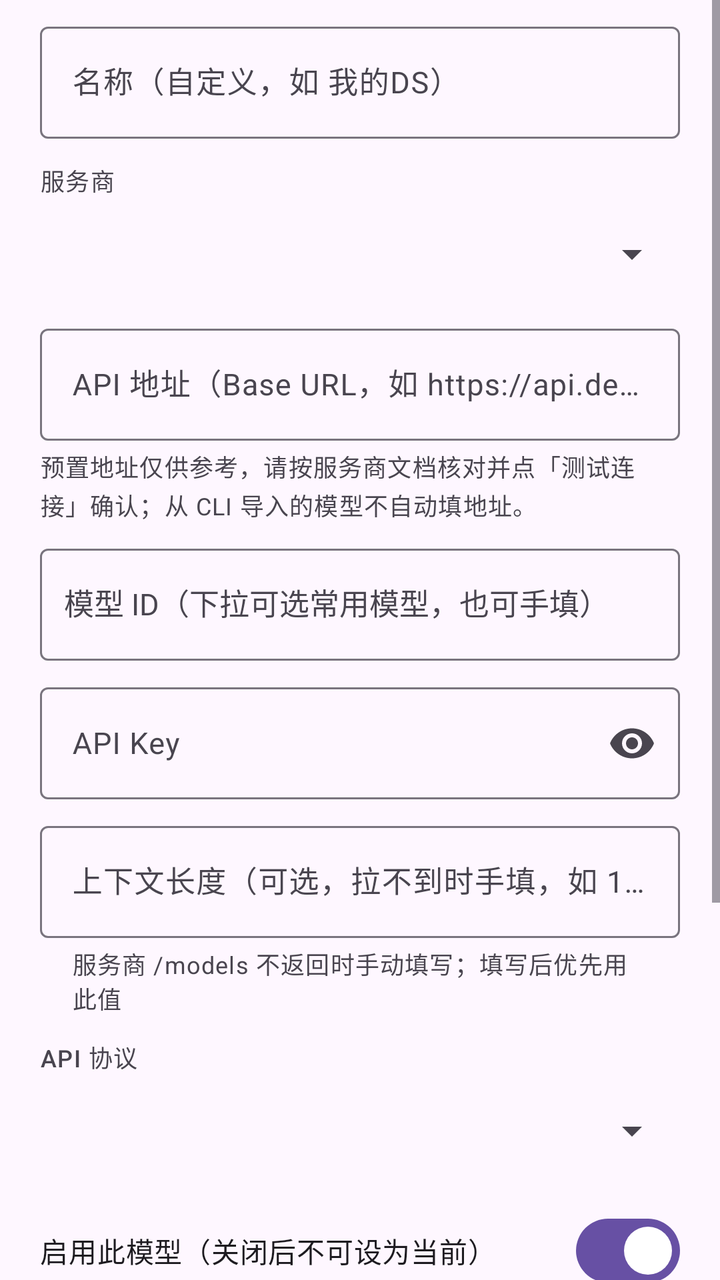
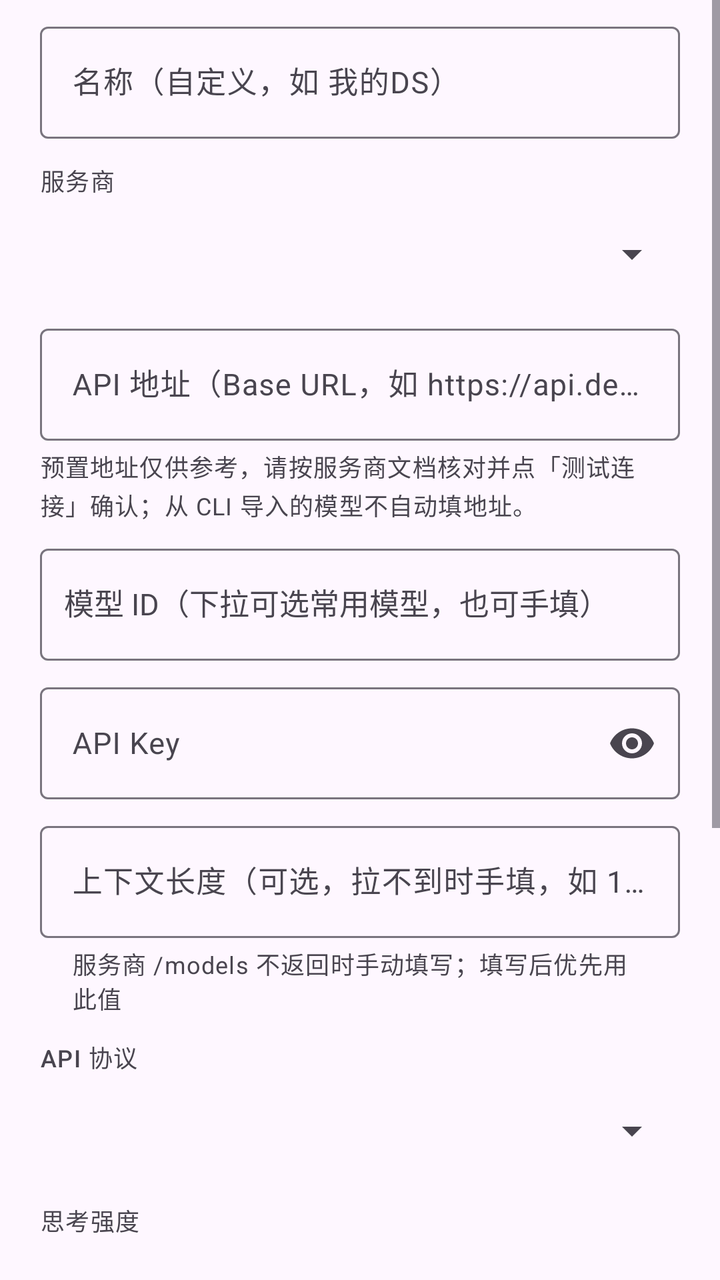

Two renders of the same Android screen: before a commit and after it. Below are the layout's source before the change and the commit's diff.
<!-- AndroidManifest.xml: application theme Theme.CodeTool.Starting -->
<!-- res/layout/dialog_ai_model.xml -->
<?xml version="1.0" encoding="utf-8"?>
<ScrollView xmlns:android="http://schemas.android.com/apk/res/android"
    xmlns:app="http://schemas.android.com/apk/res-auto"
    android:layout_width="match_parent"
    android:layout_height="wrap_content"
    android:fillViewport="true">

    <LinearLayout
        android:layout_width="match_parent"
        android:layout_height="wrap_content"
        android:orientation="vertical"
        android:paddingHorizontal="20dp"
        android:paddingTop="8dp"
        android:paddingBottom="8dp">

        <com.google.android.material.textfield.TextInputLayout
            android:layout_width="match_parent"
            android:layout_height="wrap_content"
            android:hint="名称（自定义，如 我的DS）">
            <com.google.android.material.textfield.TextInputEditText
                android:id="@+id/etAiName"
                android:layout_width="match_parent"
                android:layout_height="wrap_content"
                android:minHeight="56dp"
                android:gravity="center_vertical"
                android:textSize="15sp"
                android:inputType="text" />
        </com.google.android.material.textfield.TextInputLayout>

        
        <com.google.android.material.textview.MaterialTextView
            android:layout_width="wrap_content"
            android:layout_height="wrap_content"
            android:layout_marginTop="12dp"
            android:text="服务商"
            android:textAppearance="?attr/textAppearanceLabelMedium"
            android:textColor="?attr/colorOnSurfaceVariant" />

        <Spinner
            android:id="@+id/spAiProvider"
            android:layout_width="match_parent"
            android:layout_height="wrap_content"
            android:layout_marginTop="4dp"
            android:minHeight="48dp"
            android:spinnerMode="dropdown" />

        
        <com.google.android.material.button.MaterialButton
            android:id="@+id/btnAiDeleteProvider"
            style="?attr/materialButtonOutlinedStyle"
            android:layout_width="match_parent"
            android:layout_height="wrap_content"
            android:layout_marginTop="8dp"
            android:visibility="gone"
            android:text="删除此自定义服务商" />

        
        <com.google.android.material.textfield.TextInputLayout
            android:layout_width="match_parent"
            android:layout_height="wrap_content"
            android:layout_marginTop="8dp"
            android:hint="API 地址（Base URL，如 https://api.deepseek.com/v1）">
            <com.google.android.material.textfield.TextInputEditText
                android:id="@+id/etAiBaseUrl"
                android:layout_width="match_parent"
                android:layout_height="wrap_content"
                android:minHeight="56dp"
                android:gravity="center_vertical"
                android:textSize="15sp"
                android:inputType="textUri" />
        </com.google.android.material.textfield.TextInputLayout>

        <com.google.android.material.textview.MaterialTextView
            android:layout_width="match_parent"
            android:layout_height="wrap_content"
            android:layout_marginTop="4dp"
            android:text="预置地址仅供参考，请按服务商文档核对并点「测试连接」确认；从 CLI 导入的模型不自动填地址。"
            android:textAppearance="?attr/textAppearanceBodySmall"
            android:textColor="?attr/colorOnSurfaceVariant" />

        
        <com.google.android.material.textfield.TextInputLayout
            android:layout_width="match_parent"
            android:layout_height="wrap_content"
            android:layout_marginTop="8dp"
            android:hint="模型 ID（下拉可选常用模型，也可手填）">
            <com.google.android.material.textfield.MaterialAutoCompleteTextView
                android:id="@+id/etAiModel"
                android:layout_width="match_parent"
                android:layout_height="wrap_content"
                android:minHeight="56dp"
                android:gravity="center_vertical"
                android:paddingStart="12dp"
                android:paddingEnd="12dp"
                android:textSize="15sp"
                android:singleLine="true"
                android:inputType="text" />
        </com.google.android.material.textfield.TextInputLayout>

        <com.google.android.material.textfield.TextInputLayout
            android:layout_width="match_parent"
            android:layout_height="wrap_content"
            android:layout_marginTop="8dp"
            android:hint="API Key"
            app:endIconMode="password_toggle">
            <com.google.android.material.textfield.TextInputEditText
                android:id="@+id/etAiKey"
                android:layout_width="match_parent"
                android:layout_height="wrap_content"
                android:minHeight="56dp"
                android:gravity="center_vertical"
                android:textSize="15sp"
                android:inputType="textPassword" />
        </com.google.android.material.textfield.TextInputLayout>

        
        <com.google.android.material.textfield.TextInputLayout
            android:layout_width="match_parent"
            android:layout_height="wrap_content"
            android:layout_marginTop="8dp"
            android:hint="上下文长度（可选，拉不到时手填，如 131072）"
            app:helperText="服务商 /models 不返回时手动填写；填写后优先用此值">
            <com.google.android.material.textfield.TextInputEditText
                android:id="@+id/etAiContextLength"
                android:layout_width="match_parent"
                android:layout_height="wrap_content"
                android:minHeight="56dp"
                android:gravity="center_vertical"
                android:textSize="15sp"
                android:inputType="number" />
        </com.google.android.material.textfield.TextInputLayout>

        
        <com.google.android.material.textview.MaterialTextView
            android:layout_width="wrap_content"
            android:layout_height="wrap_content"
            android:layout_marginTop="12dp"
            android:text="API 协议"
            android:textAppearance="?attr/textAppearanceLabelMedium"
            android:textColor="?attr/colorOnSurfaceVariant" />

        <Spinner
            android:id="@+id/spAiApiType"
            android:layout_width="match_parent"
            android:layout_height="wrap_content"
            android:layout_marginTop="4dp"
            android:minHeight="48dp"
            android:spinnerMode="dropdown" />

        <com.google.android.material.materialswitch.MaterialSwitch
            android:id="@+id/swAiEnabled"
            android:layout_width="match_parent"
            android:layout_height="wrap_content"
            android:minHeight="56dp"
            android:layout_marginTop="8dp"
            android:checked="true"
            android:text="启用此模型（关闭后不可设为当前）"
            android:textAppearance="?attr/textAppearanceBodyMedium" />

        <com.google.android.material.button.MaterialButton
            android:id="@+id/btnAiTarget"
            android:layout_width="match_parent"
            android:layout_height="wrap_content"
            android:layout_marginTop="12dp"
            android:text="目标：mimo（点击切换）" />

        
        <com.google.android.material.button.MaterialButton
            android:id="@+id/btnAiTest"
            android:layout_width="match_parent"
            android:layout_height="wrap_content"
            android:layout_marginTop="12dp"
            android:text="测试连接" />

        <com.google.android.material.textview.MaterialTextView
            android:id="@+id/tvAiTestResult"
            android:layout_width="match_parent"
            android:layout_height="wrap_content"
            android:layout_marginTop="8dp"
            android:fontFamily="monospace"
            android:text="填好服务商 / API 地址 / Key 后点「测试连接」验证"
            android:textAppearance="?attr/textAppearanceBodySmall"
            android:textColor="?attr/colorOnSurfaceVariant" />

        <com.google.android.material.button.MaterialButton
            android:id="@+id/btnAiFetchCaps"
            style="?attr/materialButtonOutlinedStyle"
            android:layout_width="match_parent"
            android:layout_height="wrap_content"
            android:layout_marginTop="8dp"
            android:text="获取能力信息" />

        <com.google.android.material.textview.MaterialTextView
            android:id="@+id/tvAiCapsResult"
            android:layout_width="match_parent"
            android:layout_height="wrap_content"
            android:layout_marginTop="8dp"
            android:fontFamily="monospace"
            android:text="点「获取能力信息」从 API 拉取模型能力（上下文/工具/推理/图片），覆盖已有能力数据"
            android:textAppearance="?attr/textAppearanceBodySmall"
            android:textColor="?attr/colorOnSurfaceVariant" />

    </LinearLayout>
</ScrollView>
<!-- resources referenced by this layout -->
<resources>
  <style name="Theme.CodeTool.Starting" parent="Theme.Material3.DayNight.NoActionBar">
          <item name="android:windowBackground">?android:colorBackground</item>
          <item name="android:statusBarColor" tools:targetApi="l">?android:colorBackground</item>
      </style>
</resources>

<!-- the commit's change to res/layout/dialog_ai_model.xml (unified diff, before → after) -->
@@ -147,6 +147,34 @@
             android:minHeight="48dp"
             android:spinnerMode="dropdown" />
 
+        
+        <com.google.android.material.textview.MaterialTextView
+            android:layout_width="wrap_content"
+            android:layout_height="wrap_content"
+            android:layout_marginTop="12dp"
+            android:text="思考强度"
+            android:textAppearance="?attr/textAppearanceLabelMedium"
+            android:textColor="?attr/colorOnSurfaceVariant" />
+
+        <Spinner
+            android:id="@+id/spAiEffort"
+            android:layout_width="match_parent"
+            android:layout_height="wrap_content"
+            android:layout_marginTop="4dp"
+            android:minHeight="48dp"
+            android:spinnerMode="dropdown" />
+
+        
+        <com.google.android.material.textview.MaterialTextView
+            android:id="@+id/tvAiEffortHint"
+            android:layout_width="match_parent"
+            android:layout_height="wrap_content"
+            android:layout_marginTop="4dp"
+            android:text="小米 MiMo 无思考强度档位（仅开/关思考），此模型不设档位。"
+            android:textAppearance="?attr/textAppearanceBodySmall"
+            android:textColor="?attr/colorOnSurfaceVariant"
+            android:visibility="gone" />
+
         <com.google.android.material.materialswitch.MaterialSwitch
             android:id="@+id/swAiEnabled"
             android:layout_width="match_parent"
